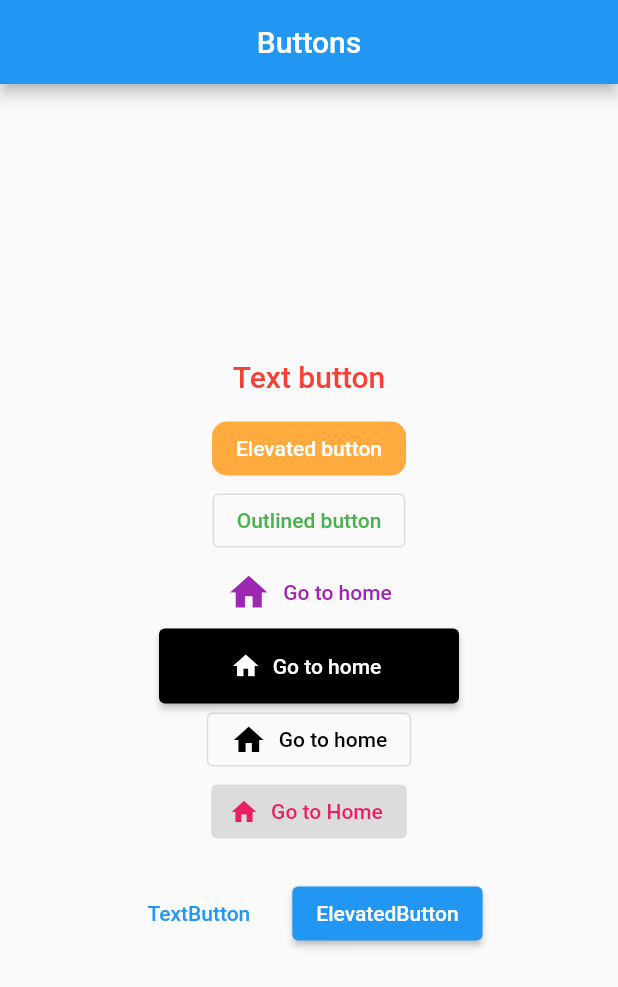
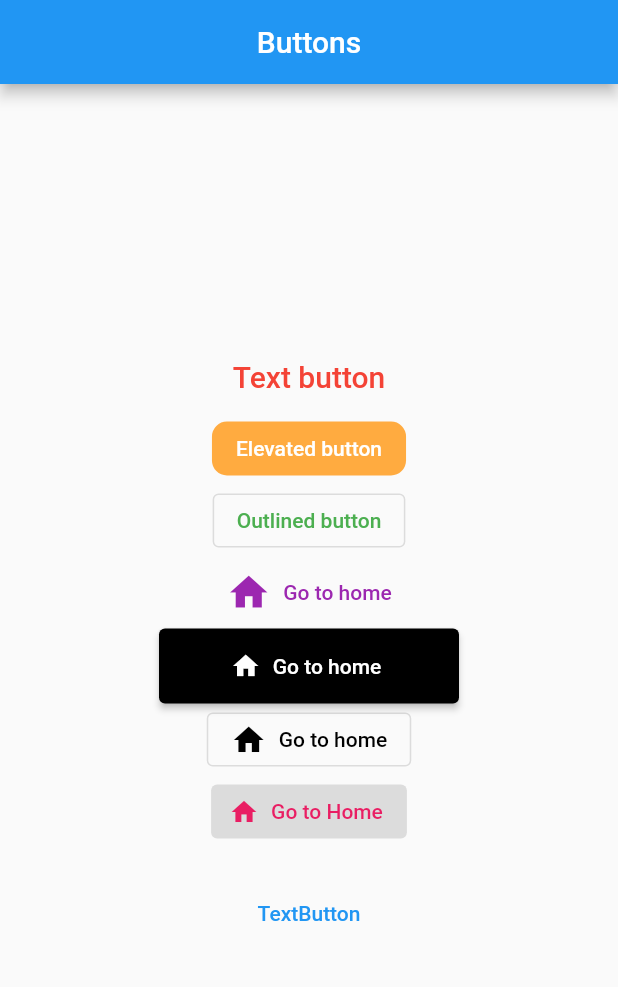
Before and after one commit to sdhong0609/flutter_practice, a Flutter app: the screen it shows after launch, on a phone screen of 412 x 824 dp. Shown: the top 987 px of the screen. Run offline on Flutter 3.47's test engine with Material 2 defaults, Android fonts, the phone set to English and light mode, and no system bars.

Commit message:
test commit

```diff
--- a/lib/main.dart
+++ b/lib/main.dart
@@ -115,7 +115,7 @@ class MyButtons extends StatelessWidget {
               buttonPadding: EdgeInsets.all(20),
               children: [
                 TextButton(onPressed: () {}, child: Text("TextButton")),
-                ElevatedButton(onPressed: () {}, child: Text("ElevatedButton"))
+                // ElevatedButton(onPressed: () {}, child: Text("ElevatedButton"))
               ],
             )
           ],
```
